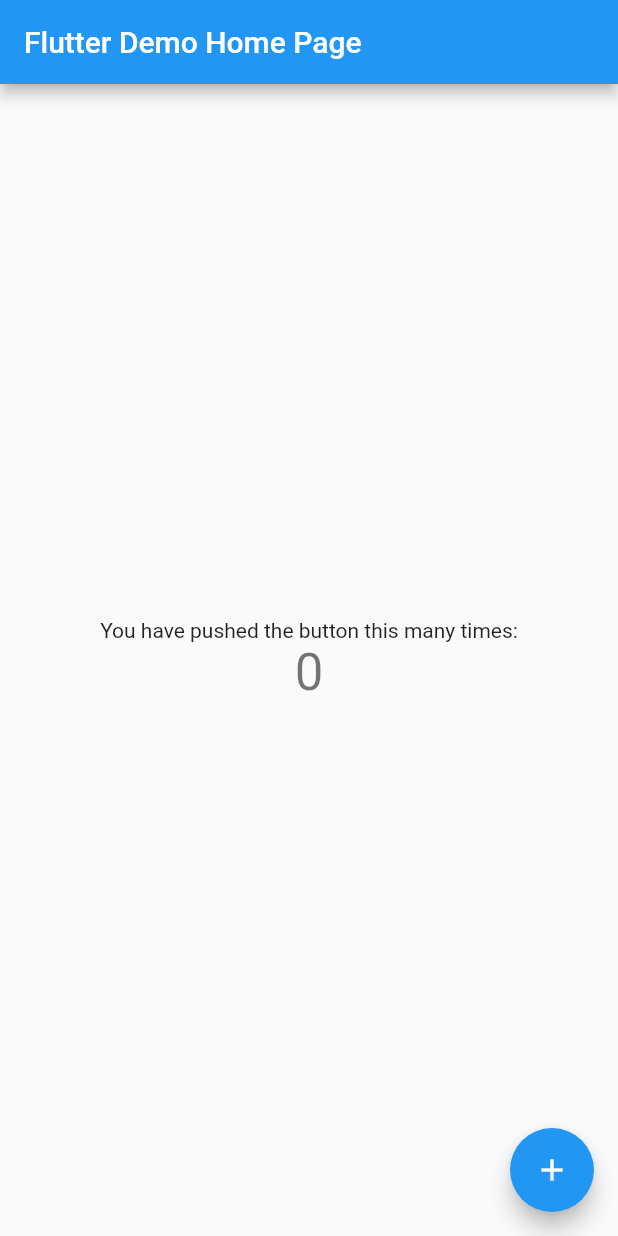
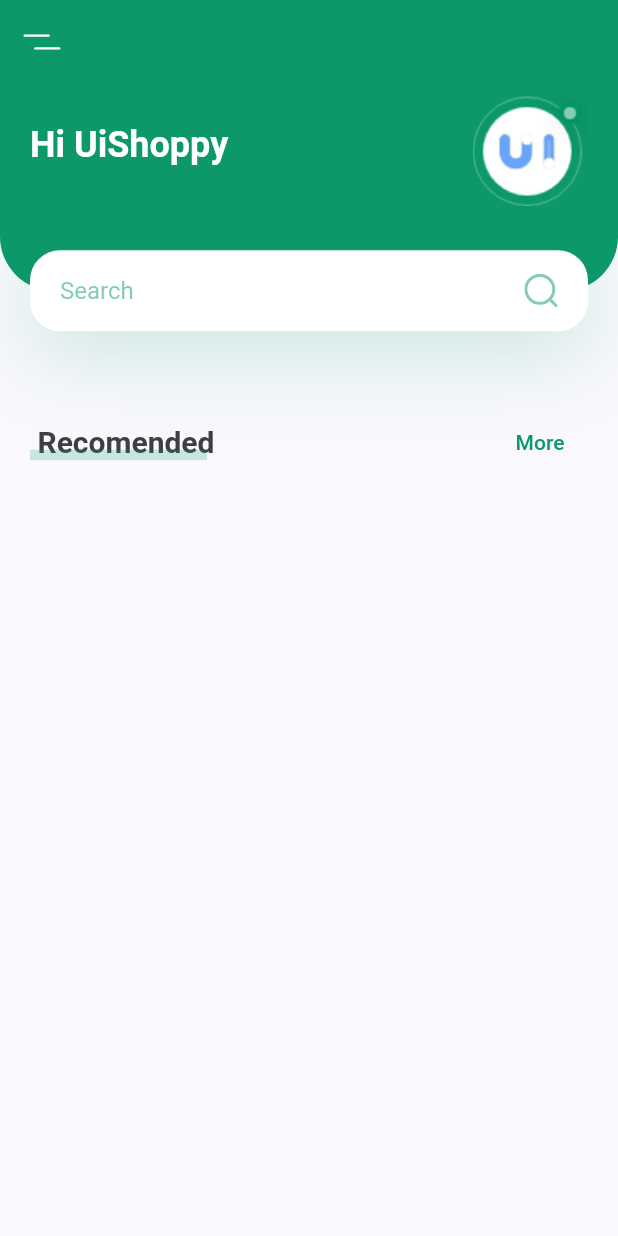
Before and after one commit to hammadch09/flutter-plant-app-ui, a Flutter app: the screen it shows after launch, on a phone screen of 412 x 824 dp. Run offline on Flutter 3.47's test engine with Material 2 defaults, Android fonts, the phone set to English and light mode, and no system bars; our stand-ins replace flutter_svg.

Commit message:
Home screen header & search bar

```diff
--- /dev/null
+++ b/lib/constants.dart
@@ -0,0 +1,8 @@
+import 'package:flutter/material.dart';
+
+// Colors that we use in our app
+const kPrimaryColor = Color(0xFF0C9869);
+const kTextColor = Color(0xFF3C4046);
+const kBackgroundColor = Color(0xFFF9F8FD);
+
+const double kDefaultPadding = 20.0;
--- a/lib/main.dart
+++ b/lib/main.dart
@@ -1,4 +1,6 @@
 import 'package:flutter/material.dart';
+import 'package:plant_application/constants.dart';
+import 'package:plant_application/screens/home/home_screen.dart';
 
 void main() {
   runApp(const MyApp());
@@ -11,105 +13,17 @@ class MyApp extends StatelessWidget {
   @override
   Widget build(BuildContext context) {
     return MaterialApp(
-      title: 'Flutter Demo',
+      debugShowCheckedModeBanner: false,
+      title: 'Plant App',
       theme: ThemeData(
-        // This is the theme of your application.
-        //
-        // Try running your application with "flutter run". You'll see the
-        // application has a blue toolbar. Then, without quitting the app, try
-        // changing the primarySwatch below to Colors.green and then invoke
-        // "hot reload" (press "r" in the console where you ran "flutter run",
-        // or simply save your changes to "hot reload" in a Flutter IDE).
-        // Notice that the counter didn't reset back to zero; the application
-        // is not restarted.
-        primarySwatch: Colors.blue,
-      ),
-      home: const MyHomePage(title: 'Flutter Demo Home Page'),
+          scaffoldBackgroundColor: kBackgroundColor,
+          primaryColor: kPrimaryColor,
+          appBarTheme: const AppBarTheme(
+            backgroundColor: kPrimaryColor,
+          ),
+          textTheme: Theme.of(context).textTheme.apply(bodyColor: kTextColor),
+          visualDensity: VisualDensity.adaptivePlatformDensity),
+      home: const HomeScreen(),
     );
   }
 }
-
-class MyHomePage extends StatefulWidget {
-  const MyHomePage({super.key, required this.title});
-
-  // This widget is the home page of your application. It is stateful, meaning
-  // that it has a State object (defined below) that contains fields that affect
-  // how it looks.
-
-  // This class is the configuration for the state. It holds the values (in this
-  // case the title) provided by the parent (in this case the App widget) and
-  // used by the build method of the State. Fields in a Widget subclass are
-  // always marked "final".
-
-  final String title;
-
-  @override
-  State<MyHomePage> createState() => _MyHomePageState();
-}
-
-class _MyHomePageState extends State<MyHomePage> {
-  int _counter = 0;
-
-  void _incrementCounter() {
-    setState(() {
-      // This call to setState tells the Flutter framework that something has
-      // changed in this State, which causes it to rerun the build method below
-      // so that the display can reflect the updated values. If we changed
-      // _counter without calling setState(), then the build method would not be
-      // called again, and so nothing would appear to happen.
-      _counter++;
-    });
-  }
-
-  @override
-  Widget build(BuildContext context) {
-    // This method is rerun every time setState is called, for instance as done
-    // by the _incrementCounter method above.
-    //
-    // The Flutter framework has been optimized to make rerunning build methods
-    // fast, so that you can just rebuild anything that needs updating rather
-    // than having to individually change instances of widgets.
-    return Scaffold(
-      appBar: AppBar(
-        // Here we take the value from the MyHomePage object that was created by
-        // the App.build method, and use it to set our appbar title.
-        title: Text(widget.title),
-      ),
-      body: Center(
-        // Center is a layout widget. It takes a single child and positions it
-        // in the middle of the parent.
-        child: Column(
-          // Column is also a layout widget. It takes a list of children and
-          // arranges them vertically. By default, it sizes itself to fit its
-          // children horizontally, and tries to be as tall as its parent.
-          //
-          // Invoke "debug painting" (press "p" in the console, choose the
-          // "Toggle Debug Paint" action from the Flutter Inspector in Android
-          // Studio, or the "Toggle Debug Paint" command in Visual Studio Code)
-          // to see the wireframe for each widget.
-          //
-          // Column has various properties to control how it sizes itself and
-          // how it positions its children. Here we use mainAxisAlignment to
-          // center the children vertically; the main axis here is the vertical
-          // axis because Columns are vertical (the cross axis would be
-          // horizontal).
-          mainAxisAlignment: MainAxisAlignment.center,
-          children: <Widget>[
-            const Text(
-              'You have pushed the button this many times:',
-            ),
-            Text(
-              '$_counter',
-              style: Theme.of(context).textTheme.headline4,
-            ),
-          ],
-        ),
-      ),
-      floatingActionButton: FloatingActionButton(
-        onPressed: _incrementCounter,
-        tooltip: 'Increment',
-        child: const Icon(Icons.add),
-      ), // This trailing comma makes auto-formatting nicer for build methods.
-    );
-  }
-}
--- /dev/null
+++ b/lib/screens/home/components/body.dart
@@ -0,0 +1,93 @@
+import 'package:flutter/material.dart';
+import 'package:plant_application/constants.dart';
+
+import 'header_with_searchbox.dart';
+
+class Body extends StatelessWidget {
+  const Body({super.key});
+
+  @override
+  Widget build(BuildContext context) {
+    // It will provide us total height and width of our screen
+    Size size = MediaQuery.of(context).size;
+    // It enable scrolling in small devices
+    return SingleChildScrollView(
+      child: Column(
+        children: <Widget>[
+          HeaderWithSearchBox(size: size),
+          TitleWithMoreBtn(title: "Recomended", press: () {}),
+        ],
+      ),
+    );
+  }
+}
+
+class TitleWithMoreBtn extends StatelessWidget {
+  const TitleWithMoreBtn({
+    Key? key,
+    required this.title,
+    required this.press,
+  }) : super(key: key);
+  final String title;
+  final VoidCallback press;
+
+  @override
+  Widget build(BuildContext context) {
+    return Padding(
+      padding: const EdgeInsets.symmetric(horizontal: kDefaultPadding),
+      child: Row(
+        children: [
+          TitleWithCustomUnderline(text: title),
+          const Spacer(),
+          TextButton(
+            onPressed: press,
+            child: const Text(
+              "More",
+              style: TextStyle(color: kPrimaryColor),
+            ),
+          )
+        ],
+      ),
+    );
+  }
+}
+
+class TitleWithCustomUnderline extends StatelessWidget {
+  const TitleWithCustomUnderline({
+    Key? key,
+    required this.text,
+  }) : super(key: key);
+
+  final String text;
+
+  @override
+  Widget build(BuildContext context) {
+    return Container(
+      height: 24,
+      child: Stack(
+        children: <Widget>[
+          Padding(
+            padding: const EdgeInsets.only(left: kDefaultPadding / 4),
+            child: Text(
+              text,
+              style: TextStyle(
+                fontSize: 20,
+                fontWeight: FontWeight.bold,
+              ),
+            ),
+          ),
+          Positioned(
+            bottom: 0,
+            left: 0,
+            right: 0,
+            child: Container(
+              margin: EdgeInsets.only(right: kDefaultPadding / 4),
+              height: 7,
+              color: kPrimaryColor.withOpacity(0.2),
+            ),
+          )
+        ],
+      ),
+    );
+  }
+}
--- /dev/null
+++ b/lib/screens/home/components/header_with_searchbox.dart
@@ -0,0 +1,93 @@
+import 'package:flutter/material.dart';
+import 'package:plant_application/constants.dart';
+import 'package:flutter_svg/flutter_svg.dart';
+
+class HeaderWithSearchBox extends StatelessWidget {
+  const HeaderWithSearchBox({
+    Key? key,
+    required this.size,
+  }) : super(key: key);
+
+  final Size size;
+
+  @override
+  Widget build(BuildContext context) {
+    return Container(
+      margin: EdgeInsets.only(bottom: kDefaultPadding * 2.5),
+      // It will cover 20% of our total height
+      height: size.height * 0.2,
+      child: Stack(
+        children: <Widget>[
+          Container(
+            padding: EdgeInsets.only(
+              left: kDefaultPadding,
+              right: kDefaultPadding,
+              bottom: 36 + kDefaultPadding,
+            ),
+            height: size.height * 0.2 - 27,
+            decoration: const BoxDecoration(
+              color: kPrimaryColor,
+              borderRadius: BorderRadius.only(
+                bottomLeft: Radius.circular(36),
+                bottomRight: Radius.circular(36),
+              ),
+            ),
+            child: Row(
+              children: <Widget>[
+                Text(
+                  'Hi UiShoppy',
+                  style: Theme.of(context).textTheme.headline5?.copyWith(
+                      color: Colors.white, fontWeight: FontWeight.bold),
+                ),
+                Spacer(),
+                Image.asset("assets/images/logo.png")
+              ],
+            ),
+          ),
+          Positioned(
+            bottom: 0,
+            left: 0,
+            right: 0,
+            child: Container(
+              alignment: Alignment.center,
+              margin: EdgeInsets.symmetric(horizontal: kDefaultPadding),
+              padding: EdgeInsets.symmetric(horizontal: kDefaultPadding),
+              height: 54,
+              decoration: BoxDecoration(
+                color: Colors.white,
+                borderRadius: BorderRadius.circular(20),
+                boxShadow: [
+                  BoxShadow(
+                    offset: Offset(0, 10),
+                    blurRadius: 50,
+                    color: kPrimaryColor.withOpacity(0.23),
+                  )
+                ],
+              ),
+              child: Row(
+                children: [
+                  Expanded(
+                    child: TextField(
+                      onChanged: (value) {},
+                      decoration: InputDecoration(
+                        hintText: "Search",
+                        hintStyle: TextStyle(
+                          color: kPrimaryColor.withOpacity(0.5),
+                        ),
+                        enabledBorder: InputBorder.none,
+                        focusedBorder: InputBorder.none,
+                        // suffixIcon:
+                        // SvgPicture.asset("assets/icons/search.svg"),
+                      ),
+                    ),
+                  ),
+                  SvgPicture.asset("assets/icons/search.svg"),
+                ],
+              ),
+            ),
+          )
+        ],
+      ),
+    );
+  }
+}
--- /dev/null
+++ b/lib/screens/home/home_screen.dart
@@ -0,0 +1,25 @@
+import 'package:flutter/material.dart';
+import 'package:flutter_svg/flutter_svg.dart';
+import 'package:plant_application/screens/home/components/body.dart';
+
+class HomeScreen extends StatelessWidget {
+  const HomeScreen({super.key});
+
+  @override
+  Widget build(BuildContext context) {
+    return Scaffold(
+      appBar: buildAppBar(),
+      body: Body(),
+    );
+  }
+
+  AppBar buildAppBar() {
+    return AppBar(
+      elevation: 0,
+      leading: IconButton(
+        onPressed: () {},
+        icon: SvgPicture.asset("assets/icons/menu.svg"),
+      ),
+    );
+  }
+}
```
Also changed, not shown: pubspec.yaml (+4 -3 lines), pubspec.lock.
